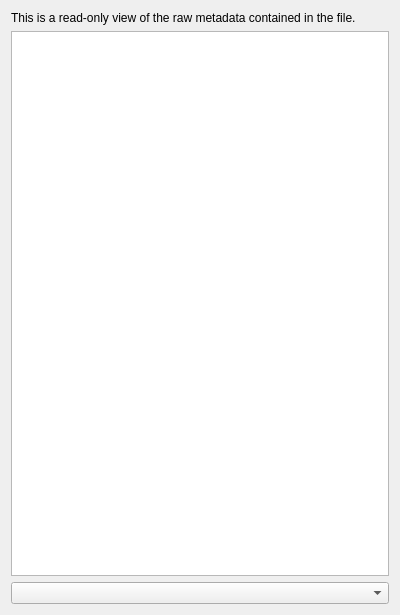
Qt form src/ui/mediametadata.ui (sjuvonen/coquillo) before a commit.
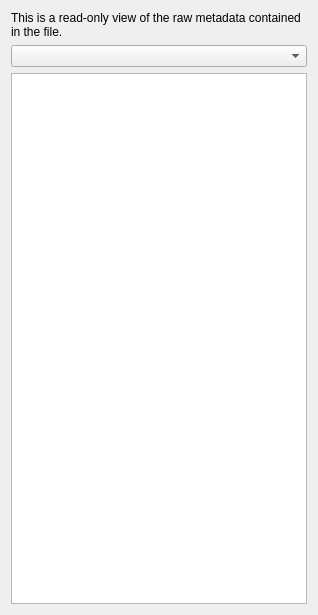
The same form after that commit.

Patch:
```diff
--- a/src/ui/mediametadata.ui
+++ b/src/ui/mediametadata.ui
@@ -6,7 +6,7 @@
    <rect>
     <x>0</x>
     <y>0</y>
-    <width>400</width>
+    <width>318</width>
     <height>615</height>
    </rect>
   </property>
@@ -24,12 +24,12 @@
      </property>
     </widget>
    </item>
-   <item>
-    <widget class="QTreeView" name="metadataView"/>
-   </item>
    <item>
     <widget class="QComboBox" name="tag"/>
    </item>
+   <item>
+    <widget class="QTreeView" name="metadataView"/>
+   </item>
   </layout>
  </widget>
  <resources/>
```
